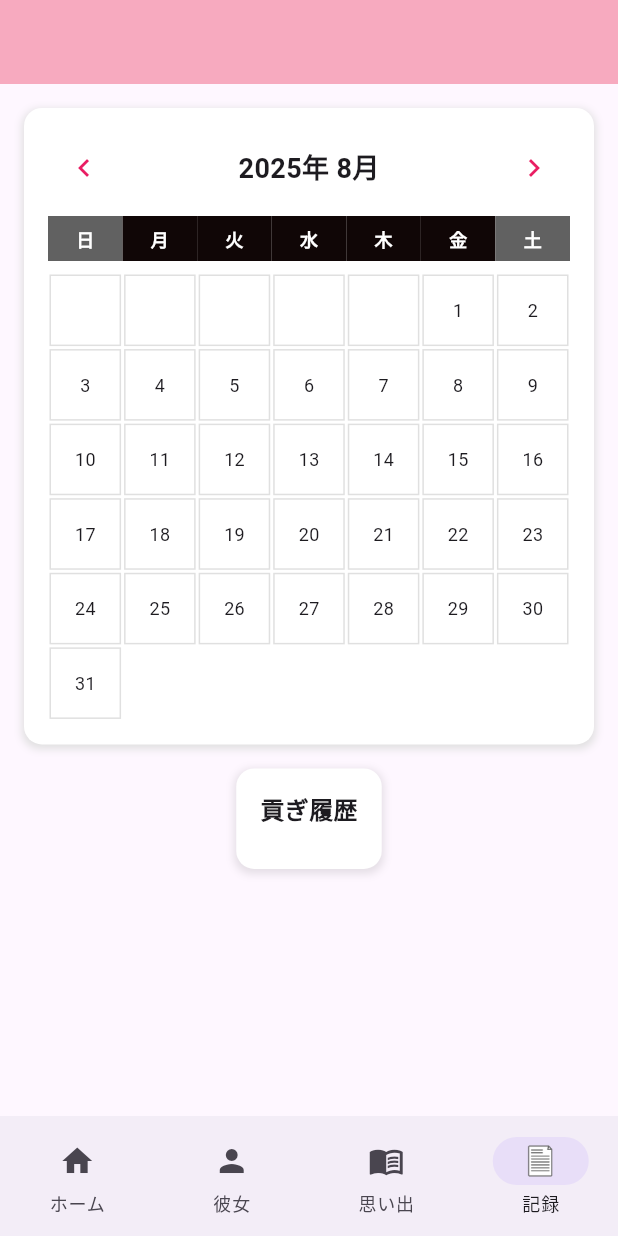
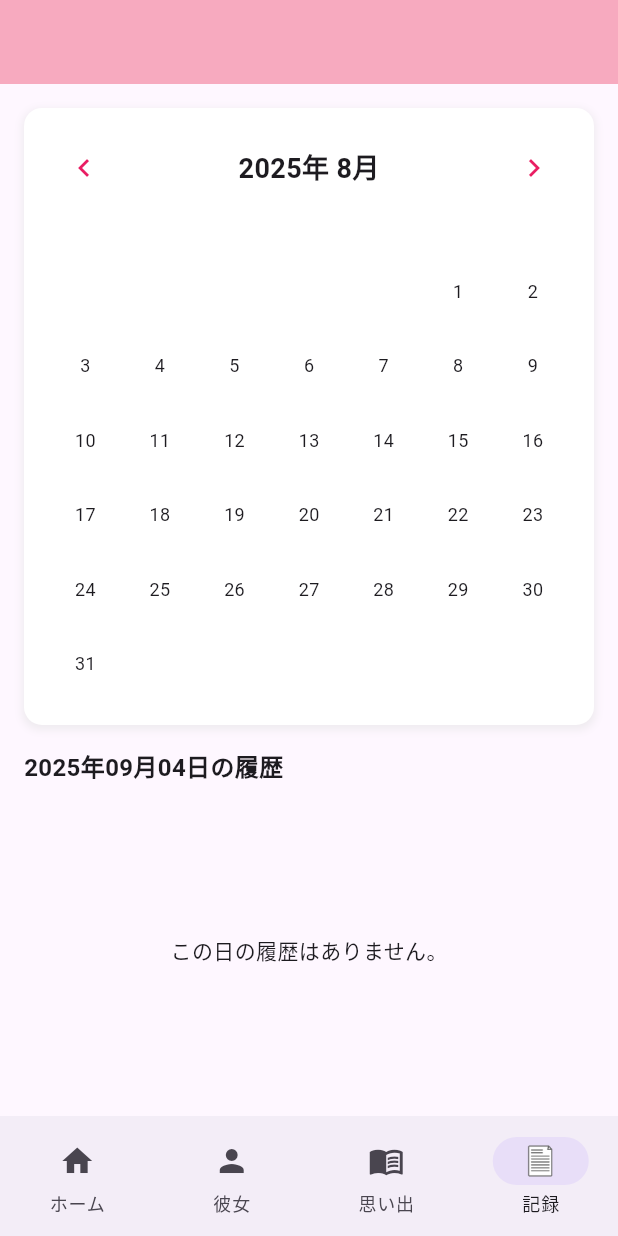
Before and after one commit to kuroda50/Saving-Girlfriend, a Flutter app: the TributeHistoryScreen screen opened by its route, after a tap on the "chevron left" icon, on a phone screen of 412 x 824 dp. Run offline on Flutter 3.47's test engine with Material 3 defaults, Android fonts, the phone set to English and light mode, and no system bars; our stand-ins replace device_preview, flutter_riverpod, go_router, shared_preferences; accounts and stored records are empty; network calls fail.

Commit message:
feat: Add edit functionality to tribute history

```diff
--- a/lib/screen/tribute_history_screen.dart
+++ b/lib/screen/tribute_history_screen.dart
@@ -4,60 +4,44 @@ import 'package:intl/intl.dart';
 import 'package:saving_girlfriend/constants/color.dart';
 import '../providers/tribute_history_provider.dart';
 
-// StatelessWidgetをConsumerWidgetに変更します
 class TributeHistoryScreen extends ConsumerWidget {
   const TributeHistoryScreen({super.key});
 
   @override
   Widget build(BuildContext context, WidgetRef ref) {
-    // ref.watchでProviderを監視し、データの状態を取得します
     final tributeHistoryAsync = ref.watch(tributeHistoryProvider);
 
     return Scaffold(
       appBar: AppBar(
         backgroundColor: AppColors.secondary,
       ),
-      // .whenを使って、データの状態（読込中/エラー/成功）に応じて表示を切り替えます
       body: tributeHistoryAsync.when(
         loading: () => const Center(child: CircularProgressIndicator()),
-        error: (err, stack) => Center(child: Text('エラーが発生しました: $err')),
+        error: (err, stack) => Center(child: Text('エラー: $err')),
         data: (state) {
-          // データ取得成功時に、state（TributeHistoryState）を使ってUIを構築します
-
+          // --- 計算ロジック ---
           Map<String, int> calculateDailyTributes() {
             final dailyTributes = <String, int>{};
             for (var tribute in state.tributeHistory) {
-              final date = tribute['date'];
-              final int amount = tribute['amount'] as int;
-              final DateTime tributeDate = DateTime.parse(date);
-
-              if (tributeDate.month == state.currentMonth &&
-                  tributeDate.year == state.currentYear) {
-                final String formattedDate =
-                    '${tributeDate.year}-${tributeDate.month.toString().padLeft(2, '0')}-${tributeDate.day.toString().padLeft(2, '0')}';
-                dailyTributes[formattedDate] =
-                    (dailyTributes[formattedDate] ?? 0) + amount;
+              final date = DateTime.parse(tribute['date']);
+              if (date.month == state.currentMonth && date.year == state.currentYear) {
+                final formattedDate = DateFormat('yyyy-MM-dd').format(date);
+                dailyTributes[formattedDate] = (dailyTributes[formattedDate] ?? 0) + (tribute['amount'] as int);
               }
             }
             return dailyTributes;
           }
-
-          int getDaysInMonth() {
-            return DateTime(state.currentYear, state.currentMonth + 1, 0).day;
-          }
-
+          int getDaysInMonth() => DateTime(state.currentYear, state.currentMonth + 1, 0).day;
           int getStartDayOfMonth() {
-            final weekday =
-                DateTime(state.currentYear, state.currentMonth, 1).weekday;
+            final weekday = DateTime(state.currentYear, state.currentMonth, 1).weekday;
             return weekday == 7 ? 0 : weekday;
           }
-          // --- ここまで計算ロジック ---
-
           final dailyTributes = calculateDailyTributes();
 
-          return SingleChildScrollView(
-            child: Column(
+          // --- UI部分 ---
+          return Column(
             children: [
+              // --- カレンダー ---
               Container(
                 margin: const EdgeInsets.all(16),
                 padding: const EdgeInsets.all(16),
@@ -66,7 +50,7 @@ class TributeHistoryScreen extends ConsumerWidget {
                   borderRadius: BorderRadius.circular(12),
                   boxShadow: [
                     BoxShadow(
-                        color: AppColors.border,
+                      color: AppColors.border.withOpacity(0.5),
                       spreadRadius: 1,
                       blurRadius: 4,
                       offset: const Offset(0, 2),
@@ -79,212 +63,133 @@ class TributeHistoryScreen extends ConsumerWidget {
                       mainAxisAlignment: MainAxisAlignment.spaceBetween,
                       children: [
                         IconButton(
-                            icon: const Icon(Icons.chevron_left,
-                                color: AppColors.primary),
-                            onPressed: () => ref
-                                .read(tributeHistoryProvider.notifier)
-                                .changeMonth(-1),
+                          icon: const Icon(Icons.chevron_left, color: AppColors.primary),
+                          onPressed: () => ref.read(tributeHistoryProvider.notifier).changeMonth(-1),
                         ),
                         Text(
                           '${state.currentYear}年 ${state.currentMonth}月',
-                            style: const TextStyle(
-                              fontSize: 18,
-                              fontWeight: FontWeight.bold,
-                            ),
+                          style: const TextStyle(fontSize: 18, fontWeight: FontWeight.bold),
                         ),
                         IconButton(
-                            icon: const Icon(Icons.chevron_right,
-                                color: AppColors.primary),
-                            onPressed: () => ref
-                                .read(tributeHistoryProvider.notifier)
-                                .changeMonth(1),
+                          icon: const Icon(Icons.chevron_right, color: AppColors.primary),
+                          onPressed: () => ref.read(tributeHistoryProvider.notifier).changeMonth(1),
                         ),
                       ],
                     ),
                     Container(
                       padding: const EdgeInsets.symmetric(vertical: 8),
                       child: Row(
-                          children: ['日', '月', '火', '水', '木', '金', '土']
-                              .map((day) => Expanded(
-                                    child: Container(
-                                      height: 30,
-                                      decoration: BoxDecoration(
-                                        color: day == '日' || day == '土'
-                                            ? AppColors.thirdBackground
-                                            : AppColors.subBackground,
-                                      ),
-                                      child: Center(
-                                        child: Text(
-                                          day,
-                                          style: const TextStyle(
-                                            color: AppColors.subText,
-                                            fontWeight: FontWeight.bold,
-                                            fontSize: 12,
-                                          ),
-                                        ),
-                                      ),
-                                    ),
-                                  ))
-                              .toList(),
+                        children: ['日', '月', '火', '水', '木', '金', '土'].map((day) => Expanded(
+                          child: Center(child: Text(day, style: const TextStyle(fontWeight: FontWeight.bold, fontSize: 12, color: AppColors.subText))),
+                        )).toList(),
                       ),
                     ),
                     GridView.builder(
                       shrinkWrap: true,
                       physics: const NeverScrollableScrollPhysics(),
-                        gridDelegate:
-                            const SliverGridDelegateWithFixedCrossAxisCount(
-                          crossAxisCount: 7,
-                          childAspectRatio: 1.0,
-                        ),
+                      gridDelegate: const SliverGridDelegateWithFixedCrossAxisCount(crossAxisCount: 7),
                       itemCount: getDaysInMonth() + getStartDayOfMonth(),
                       itemBuilder: (context, index) {
                          final startDay = getStartDayOfMonth();
                          final day = index - startDay + 1;
-                          final isCurrentMonthDay =
-                              day > 0 && day <= getDaysInMonth();
-                          final dateString =
-                              '${state.currentYear}-${state.currentMonth.toString().padLeft(2, '0')}-${day.toString().padLeft(2, '0')}';
-                          final dailyTribute = dailyTributes[dateString] ?? 0;
+                         final isCurrentMonthDay = day > 0 && day <= getDaysInMonth();
 
-                          return Container(
-                            margin: const EdgeInsets.all(1),
+                         return GestureDetector(
+                            onTap: () {
+                              if (isCurrentMonthDay) {
+                                final date = DateTime(state.currentYear, state.currentMonth, day);
+                                ref.read(tributeHistoryProvider.notifier).selectDate(date);
+                              }
+                            },
+                            child: Container(
+                              margin: const EdgeInsets.all(2),
                               decoration: BoxDecoration(
-                              border: Border.all(color: AppColors.border),
-                              color: AppColors.mainBackground,
+                                border: Border.all(
+                                  color: isCurrentMonthDay && DateUtils.isSameDay(state.selectedDate, DateTime(state.currentYear, state.currentMonth, day))
+                                      ? AppColors.primary
+                                      : Colors.transparent,
+                                  width: 2,
+                                ),
+                                borderRadius: BorderRadius.circular(8),
                               ),
                               child: isCurrentMonthDay
                                   ? Column(
                                       mainAxisAlignment: MainAxisAlignment.center,
                                       children: [
+                                        Text(day.toString(), style: const TextStyle(fontSize: 12)),
+                                        if (dailyTributes.containsKey(DateFormat('yyyy-MM-dd').format(DateTime(state.currentYear, state.currentMonth, day))))
                                           Text(
-                                        day.toString(),
-                                        style: const TextStyle(fontSize: 12),
-                                      ),
-                                      if (dailyTribute != 0)
-                                        Text(
-                                          '${dailyTribute}円',
-                                          style: const TextStyle(
-                                              fontSize: 10,
-                                              color: AppColors.primary),
+                                            '${dailyTributes[DateFormat('yyyy-MM-dd').format(DateTime(state.currentYear, state.currentMonth, day))]}円',
+                                            style: const TextStyle(fontSize: 10, color: AppColors.primary),
+                                            overflow: TextOverflow.ellipsis,
                                           ),
                                       ],
                                     )
-                                : Container(),
+                                  : null,
+                            ),
                          );
                       },
                     ),
                   ],
                 ),
               ),
-                Container(
-                  margin: const EdgeInsets.symmetric(horizontal: 16),
-                  padding: const EdgeInsets.all(16),
-                  decoration: BoxDecoration(
-                    color: AppColors.mainBackground,
-                    borderRadius: BorderRadius.circular(12),
-                    boxShadow: const [
-                      BoxShadow(
-                        color: AppColors.shadow,
-                        spreadRadius: 1,
-                        blurRadius: 4,
-                        offset: Offset(0, 2),
+
+              // --- 選択された日付の履歴リスト ---
+              Padding(
+                padding: const EdgeInsets.symmetric(horizontal: 16.0),
+                child: Align(
+                  alignment: Alignment.centerLeft,
+                  child: Text(
+                    '${DateFormat('yyyy年MM月dd日').format(state.selectedDate)}の履歴',
+                    style: const TextStyle(fontSize: 16, fontWeight: FontWeight.bold),
+                  ),
+                ),
+              ),
+              Expanded(
+                child: state.selectedDateTributes.isEmpty
+                    ? const Center(child: Text('この日の履歴はありません。'))
+                    : ListView.builder(
+                        padding: const EdgeInsets.symmetric(horizontal: 16.0),
+                        itemCount: state.selectedDateTributes.length,
+                        itemBuilder: (context, index) {
+                          final tribute = state.selectedDateTributes[index];
+                          final amount = tribute['amount'] as int;
+                          final category = tribute['category'] as String? ?? 'カテゴリなし';
+                          return Card(
+                            elevation: 1,
+                            margin: const EdgeInsets.symmetric(vertical: 4),
+                            child: ListTile(
+                              leading: Icon(
+                                amount >= 0 ? Icons.arrow_upward : Icons.arrow_downward,
+                                color: amount >= 0 ? Colors.green : Colors.red,
+                              ),
+                              title: Text(category),
+                              trailing: Row(
+                                mainAxisSize: MainAxisSize.min,
+                                children: [
+                                  Text(
+                                    '${NumberFormat("#,###").format(amount)}円',
+                                    style: TextStyle(
+                                      color: amount >= 0 ? Colors.green : Colors.red,
+                                      fontWeight: FontWeight.bold,
+                                    ),
+                                  ),
+                                  const SizedBox(width: 8),
+                                  IconButton(
+                                    icon: const Icon(Icons.edit, size: 20, color: Colors.grey),
+                                    onPressed: () {
+                                      // ここに編集モーダルを開く処理を実装する
+                                      print('Edit tribute: $tribute');
+                                    },
                                   ),
                                 ],
                               ),
-                  child: Column(
-                    crossAxisAlignment: CrossAxisAlignment.start,
-                    children: [
-                      const Text(
-                        '貢ぎ履歴',
-                        style: TextStyle(
-                          fontSize: 16,
-                          fontWeight: FontWeight.bold,
                             ),
-                      ),
-                      const SizedBox(height: 12),
-                      ...state.tributeHistory.map((expense) => Padding(
-                            padding: const EdgeInsets.symmetric(vertical: 4),
-                            child: Row(
-                              mainAxisAlignment: MainAxisAlignment.spaceBetween,
-                              children: [
-                                Text(DateFormat('yyyy-MM-dd')
-                                    .format(DateTime.parse(expense['date']))),
-                                Row(
-                                  children: [
-                                    Text('${expense['amount']}円'),
-                                    const SizedBox(width: 8),
-                                    Container(
-                                      padding: const EdgeInsets.symmetric(
-                                          horizontal: 8, vertical: 2),
-                                      decoration: BoxDecoration(
-                                        border:
-                                            Border.all(color: AppColors.border),
-                                        borderRadius: BorderRadius.circular(4),
-                                      ),
-                                      child: const Text(
-                                        '変更',
-                                        style: TextStyle(fontSize: 12),
+                          );
+                        },
                       ),
               ),
             ],
-                                ),
-                              ],
-                            ),
-                          )),
-                    ],
-                  ),
-                ),
-                // Container(
-                //   margin: const EdgeInsets.all(16),
-                //   padding: const EdgeInsets.all(16),
-                //   decoration: BoxDecoration(
-                //     color: AppColors.mainBackground,
-                //     borderRadius: BorderRadius.circular(12),
-                //     boxShadow: const [
-                //       BoxShadow(
-                //         color: AppColors.shadow,
-                //         spreadRadius: 1,
-                //         blurRadius: 4,
-                //         offset: Offset(0, 2),
-                //       ),
-                //     ],
-                //   ),
-                  // child: Row(
-                  //   children: [
-                  //     Container(
-                  //       padding: const EdgeInsets.symmetric(
-                  //           horizontal: 12, vertical: 6),
-                  //       decoration: BoxDecoration(
-                  //         color: AppColors.subBackground,
-                  //         borderRadius: BorderRadius.circular(4),
-                  //       ),
-                  //       child: const Text(
-                  //         '目標設定',
-                  //         style: TextStyle(
-                  //           color: AppColors.subText,
-                  //           fontWeight: FontWeight.bold,
-                  //         ),
-                  //       ),
-                  //     ),
-                  //     const Spacer(),
-                  //     Column(
-                  //       crossAxisAlignment: CrossAxisAlignment.end,
-                  //       children: [
-                  //         Text(
-                  //           '合計金額  ${state.targetSavingAmount}円',
-                  //           style: const TextStyle(fontSize: 12),
-                  //         ),
-                  //         const Text(
-                  //           '目標の    80%',
-                  //           style: TextStyle(fontSize: 12),
-                  //         ),
-                  //       ],
-                  //     ),
-                  //   ],
-                  // ),
-                // ),
-              ],
-            ),
           );
         },
       ),
```
Also changed, not shown: lib/providers/home_screen_provider.dart (+45 -22 lines), lib/providers/tribute_history_provider.dart (+68 -3 lines), lib/services/local_storage_service.dart (+11 -0 lines), pubspec.lock, 1 other file. Lines whose indentation alone changed are shown as unchanged.
